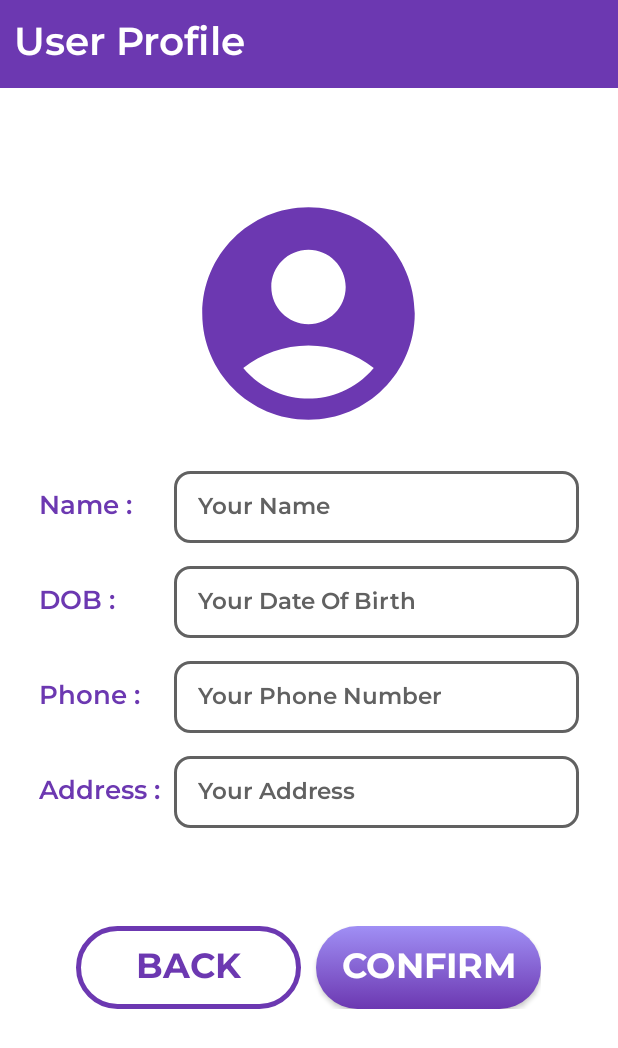
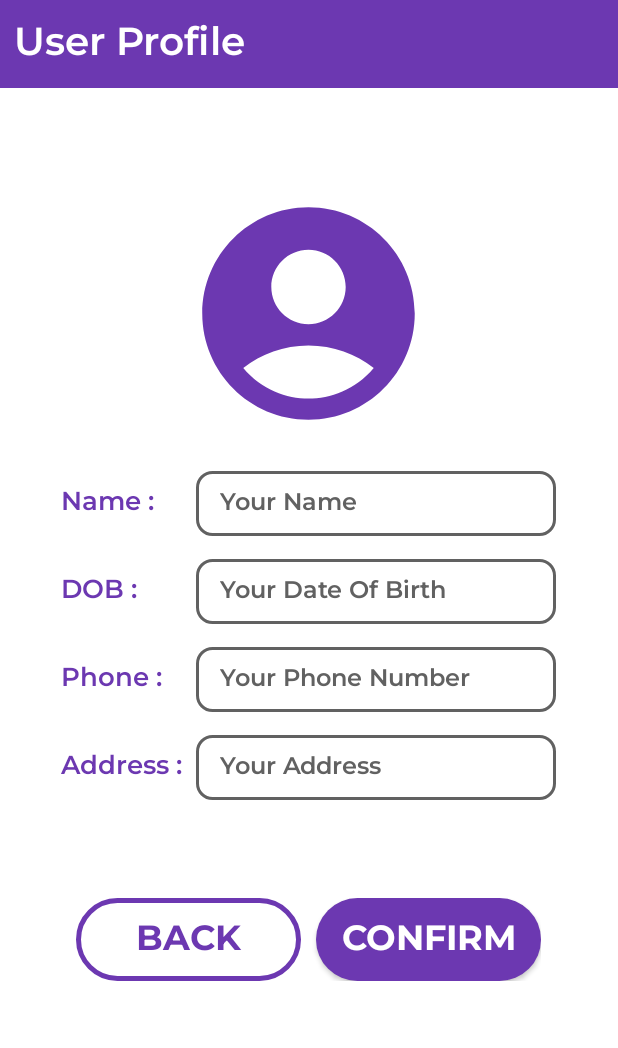
Before and after one commit to shakifniaz/Goti, an Android app: the CustomerSettingsActivity screen opened directly, with no data from a screen before it, on a phone screen of 412 x 824 dp. Shown: the top 1048 px of the screen. Run offline under Robolectric (Android 15) with nearby library versions, the phone set to English and light mode, and no system bars; our stand-ins replace Firebase (no records; nobody signed in at launch, a user with empty details on screens opened directly).

Commit message:
yooo...color ekta add korsi ar gender leksi customer regit

```diff
--- /dev/null
+++ b/app/src/main/res/drawable/button2.xml
@@ -0,0 +1,9 @@
+<?xml version="1.0" encoding="utf-8"?>
+<selector xmlns:android="http://schemas.android.com/apk/res/android">
+    <item>
+        <shape android:shape = "rectangle">
+            <solid android:color="@color/new_color"/>
+            <corners android:radius = "50dp"/>
+        </shape>
+    </item>
+</selector>
--- a/app/src/main/res/layout/activity_customer_settings.xml
+++ b/app/src/main/res/layout/activity_customer_settings.xml
@@ -36,8 +36,7 @@
         <LinearLayout
             android:layout_width="wrap_content"
             android:layout_height="wrap_content"
-            android:layout_marginBottom="15dp"
-            >
+            android:layout_marginBottom="15dp">
 
             <TextView
                 android:layout_width="90dp"
@@ -47,19 +46,19 @@
                 android:textSize="17dp" />
             <EditText
                 android:id="@+id/name"
-            android:layout_width="270dp"
-            android:layout_height="48dp"
+                android:layout_width="240dp"
+                android:layout_height="43dp"
                 android:background="@drawable/border4"
                 android:hint="Your Name"
                 android:paddingLeft="16dp"
                 android:textColorHint="#616161"
-            android:textSize="15dp"/>
+                android:textSize="16dp"
+                android:textColor="@color/black"/>
         </LinearLayout>
         <LinearLayout
             android:layout_width="wrap_content"
             android:layout_height="wrap_content"
-            android:layout_marginBottom="15dp"
-            >
+            android:layout_marginBottom="15dp">
             <TextView
                 android:layout_width="90dp"
                 android:layout_height="wrap_content"
@@ -68,19 +67,19 @@
                 android:textColor="@color/new_color"/>
             <EditText
                 android:id="@+id/dob"
-            android:layout_width="270dp"
-            android:layout_height="48dp"
+                android:layout_width="240dp"
+                android:layout_height="43dp"
                 android:background="@drawable/border4"
                 android:hint="Your Date Of Birth"
                 android:paddingLeft="16dp"
                 android:textColorHint="#616161"
-            android:textSize="15dp"/>
+                android:textSize="16dp"
+                android:textColor="@color/black"/>
         </LinearLayout>
         <LinearLayout
             android:layout_width="wrap_content"
             android:layout_height="wrap_content"
-            android:layout_marginBottom="15dp"
-            >
+            android:layout_marginBottom="15dp">
             <TextView
                 android:layout_width="90dp"
                 android:layout_height="wrap_content"
@@ -89,19 +88,19 @@
                 android:textColor="@color/new_color"/>
             <EditText
                 android:id="@+id/customerPhone"
-            android:layout_width="270dp"
-            android:layout_height="48dp"
+                android:layout_width="240dp"
+                android:layout_height="43dp"
                 android:background="@drawable/border4"
                 android:hint="Your Phone Number"
                 android:paddingLeft="16dp"
                 android:textColorHint="#616161"
-            android:textSize="15dp"/>
+                android:textSize="16dp"
+                android:textColor="@color/black"/>
         </LinearLayout>
         <LinearLayout
             android:layout_width="wrap_content"
             android:layout_height="wrap_content"
-            android:layout_marginBottom="15dp"
-            >
+            android:layout_marginBottom="15dp">
                 <TextView
                     android:layout_width="90dp"
                     android:layout_height="wrap_content"
@@ -110,16 +109,15 @@
                 android:textColor="@color/new_color"/>
             <EditText
                 android:id="@+id/address"
-            android:layout_width="270dp"
-            android:layout_height="48dp"
+                android:layout_width="240dp"
+                android:layout_height="43dp"
                 android:background="@drawable/border4"
                 android:hint="Your Address"
                 android:paddingLeft="16dp"
                 android:textColorHint="#616161"
-            android:textSize="15dp"/>
+                android:textSize="16dp"
+                android:textColor="@color/black"/>
         </LinearLayout>
-
-
         <LinearLayout
             android:layout_width="wrap_content"
             android:layout_height="wrap_content"
@@ -139,7 +137,7 @@
                 android:layout_width="150dp"
                 android:layout_height="55dp"
                 android:layout_marginStart="10dp"
-                android:background="@drawable/button"
+                android:background="@drawable/button2"
                 android:fontFamily="@font/montserrat_bold"
                 android:text="Confirm"
                 android:textColor="@color/white"
--- a/app/src/main/res/layout/activity_login.xml
+++ b/app/src/main/res/layout/activity_login.xml
@@ -158,7 +158,7 @@
                     android:text="Register Now!"
                     android:fontFamily="@font/montserrat_bold"
                     android:textAllCaps="true"
-                    android:textColor="@color/new_color"
+                    android:textColor="#D368F4"
                     android:textSize="14sp" />
             </LinearLayout>
         </LinearLayout>
--- a/app/src/main/res/layout/activity_main.xml
+++ b/app/src/main/res/layout/activity_main.xml
@@ -99,7 +99,7 @@
                     android:layout_width="wrap_content"
                     android:layout_height="wrap_content"
                     android:layout_gravity="center"
-                    android:text="Already a member?  "
+                    android:text="Already a member? "
                     android:textColor="@color/new_color"
                     android:textSize="16dp" />
 
@@ -111,7 +111,7 @@
                     android:clickable="true"
                     android:text="Login "
                     android:textColor="#D368F4"
-                    android:textSize="18dp"
+                    android:textSize="16dp"
                     android:textStyle="bold"
                     tools:ignore="TouchTargetSizeCheck" />
             </LinearLayout>
```
Also changed, not shown: app/src/main/res/layout/activity_customer_registration.xml (+8 -1 lines), app/src/main/res/layout/activity_driver_registration.xml (+8 -0 lines). Lines whose indentation alone changed are shown as unchanged.
